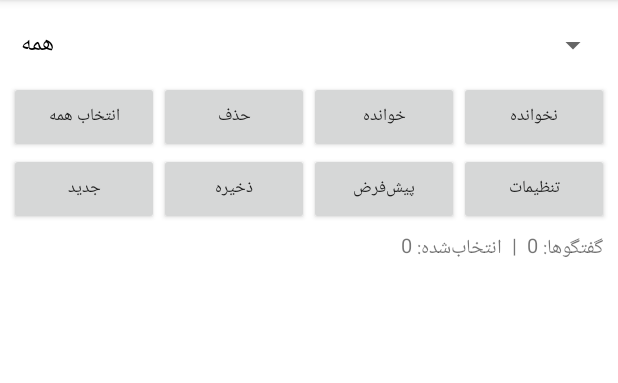
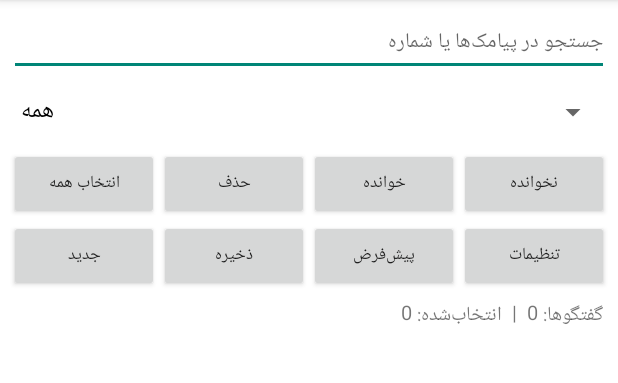
Before and after one commit to ssoo144123-netizen/sms-m, an Android app: the screen it shows after launch (MainActivity), on a phone screen of 412 x 824 dp, the part 84-467 px from its top. Run offline under Robolectric (Android 15) with nearby library versions, the phone set to English and light mode, and no system bars.

Commit message:
Add files via upload

```diff
--- a/app/src/main/java/com/example/smspro/MainActivity.java
+++ b/app/src/main/java/com/example/smspro/MainActivity.java
@@ -9,7 +9,9 @@ import android.database.Cursor;
 import android.os.Build;
 import android.os.Bundle;
 import android.provider.Telephony;
+import android.text.Editable;
 import android.text.InputType;
+import android.text.TextWatcher;
 import android.view.LayoutInflater;
 import android.view.View;
 import android.view.ViewGroup;
@@ -45,6 +47,7 @@ public class MainActivity extends Activity {
     private ConvAdapter adapter;
     private Spinner spinner;
     private TextView info;
+    private EditText edtSearch;
 
     @Override
     protected void onCreate(Bundle state) {
@@ -55,6 +58,7 @@ public class MainActivity extends Activity {
 
         info = findViewById(R.id.txtInfo);
         spinner = findViewById(R.id.spinnerFilter);
+        edtSearch = findViewById(R.id.edtSearch);
         ListView list = findViewById(R.id.listView);
 
         adapter = new ConvAdapter();
@@ -66,6 +70,12 @@ public class MainActivity extends Activity {
         spinner.setOnItemSelectedListener(new AdapterView.OnItemSelectedListener() {
             @Override public void onItemSelected(AdapterView<?> p, View v, int pos, long id) { applyFilter(); }
             @Override public void onNothingSelected(AdapterView<?> p) { }
+        });
+
+        edtSearch.addTextChangedListener(new TextWatcher() {
+            @Override public void beforeTextChanged(CharSequence s, int a, int b, int c) { }
+            @Override public void onTextChanged(CharSequence s, int a, int b, int c) { if (hasPerms()) load(); }
+            @Override public void afterTextChanged(Editable e) { }
         });
 
         list.setOnItemClickListener((p, v, pos, id) -> {
@@ -108,13 +118,17 @@ public class MainActivity extends Activity {
         return p.toArray(new String[0]);
     }
 
-    // گروه‌بندی پیامک‌ها بر اساس شماره فرستنده/گیرنده
+    // گروه‌بندی بر اساس شماره؛ با جستجو فقط پیامک‌های مطابق بررسی می‌شوند
     private void load() {
+        String q = edtSearch == null ? "" : edtSearch.getText().toString().trim();
+        String sel = q.isEmpty() ? null : "body LIKE ? OR address LIKE ?";
+        String[] args = q.isEmpty() ? null : new String[]{"%" + q + "%", "%" + q + "%"};
+
         Map<String, Conv> map = new LinkedHashMap<>();
         try (Cursor c = getContentResolver().query(Telephony.Sms.CONTENT_URI,
                 new String[]{Telephony.Sms.ADDRESS, Telephony.Sms.BODY,
                         Telephony.Sms.DATE, Telephony.Sms.READ},
-                null, null, Telephony.Sms.DATE + " DESC")) {
+                sel, args, Telephony.Sms.DATE + " DESC")) {
             if (c != null) {
                 while (c.moveToNext()) {
                     String addr = c.getString(0) == null ? "" : c.getString(0);
@@ -158,8 +172,6 @@ public class MainActivity extends Activity {
         info.setText("گفتگوها: " + shown.size() + "  |  انتخاب‌شده: " + selectedConvs().size());
     }
 
-    // ---------- دکمه‌ها ----------
-
     public void onSelectAll(View v) {
         boolean allOn = selectedConvs().size() == shown.size();
         for (Conv c : shown) c.selected = !allOn;
@@ -199,16 +211,21 @@ public class MainActivity extends Activity {
         load();
     }
 
+    // ذخیره فقط پیامک‌های گفتگوهای تیک‌خورده (و در صورت جستجو، همان پیامک‌های مطابق)
     public void onSave(View v) {
         List<Conv> sel = selectedConvs();
         if (sel.isEmpty()) { Util.toast(this, "گفتگویی انتخاب نشده"); return; }
 
+        String q = edtSearch.getText().toString().trim();
         List<String> entries = new ArrayList<>();
         for (Conv c : sel) {
             StringBuilder sb = new StringBuilder("گفتگو با " + c.address + "\n");
+            String where = q.isEmpty() ? "address=?" : "address=? AND body LIKE ?";
+            String[] args = q.isEmpty() ? new String[]{c.address}
+                    : new String[]{c.address, "%" + q + "%"};
             try (Cursor cur = getContentResolver().query(Telephony.Sms.CONTENT_URI,
                     new String[]{Telephony.Sms.BODY, Telephony.Sms.DATE, Telephony.Sms.TYPE},
-                    "address=?", new String[]{c.address}, Telephony.Sms.DATE + " ASC")) {
+                    where, args, Telephony.Sms.DATE + " ASC")) {
                 if (cur != null) {
                     while (cur.moveToNext()) {
                         boolean sent = cur.getInt(2) == Telephony.Sms.MESSAGE_TYPE_SENT;
@@ -260,8 +277,6 @@ public class MainActivity extends Activity {
         startActivity(new Intent(this, SettingsActivity.class));
     }
 
-    // ---------- Adapter ----------
-
     private class ConvAdapter extends BaseAdapter {
         @Override public int getCount() { return shown.size(); }
         @Override public Object getItem(int p) { return shown.get(p); }
--- a/app/src/main/res/layout/activity_main.xml
+++ b/app/src/main/res/layout/activity_main.xml
@@ -5,6 +5,13 @@
     android:layout_height="match_parent"
     android:orientation="vertical"
     android:padding="6dp">
+
+    <EditText
+        android:id="@+id/edtSearch"
+        android:layout_width="match_parent"
+        android:layout_height="wrap_content"
+        android:hint="جستجو در پیامک‌ها یا شماره"
+        android:textSize="14sp" />
 
     <Spinner
         android:id="@+id/spinnerFilter"
```
Also changed, not shown: app/src/main/java/com/example/smspro/ChatActivity.java (+27 -7 lines), app/src/main/res/layout/activity_chat.xml (+7 -0 lines).
